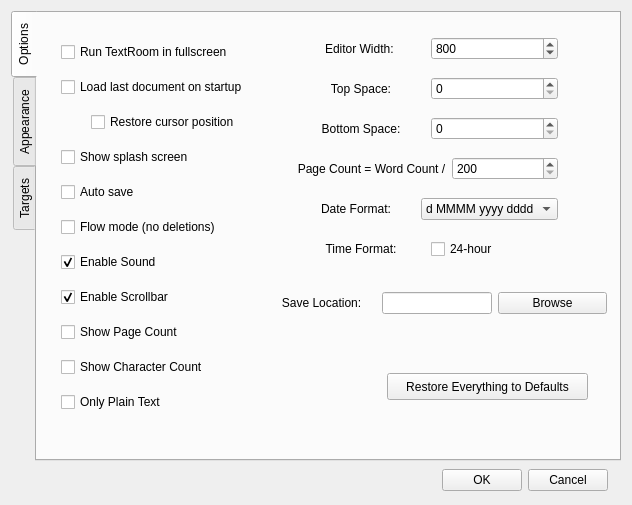
Above: src/ui/optionsdialog.ui from ShadowIce/textroom before the change. Below: the same form after it.
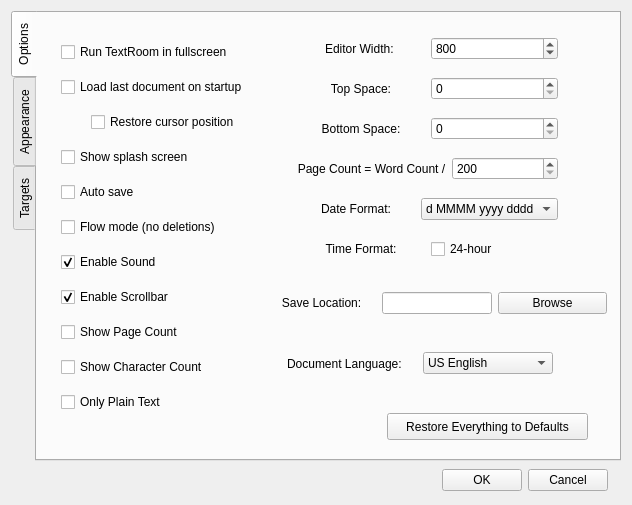
That is the form after the change.

```diff
--- a/src/ui/optionsdialog.ui
+++ b/src/ui/optionsdialog.ui
@@ -588,7 +588,7 @@
        <property name="geometry">
         <rect>
          <x>350</x>
-         <y>360</y>
+         <y>400</y>
          <width>201</width>
          <height>27</height>
         </rect>
@@ -597,6 +597,45 @@
         <string>Restore Everything to Defaults</string>
        </property>
       </widget>
+      <widget class="QWidget" name="horizontalLayoutWidget_2">
+       <property name="geometry">
+        <rect>
+         <x>250</x>
+         <y>330</y>
+         <width>266</width>
+         <height>41</height>
+        </rect>
+       </property>
+       <layout class="QHBoxLayout" name="horizontalLayout_2">
+        <item>
+         <widget class="QLabel" name="label_13">
+          <property name="text">
+           <string>Document Language:</string>
+          </property>
+         </widget>
+        </item>
+        <item>
+         <widget class="QComboBox" name="languageComboBox">
+          <property name="minimumSize">
+           <size>
+            <width>120</width>
+            <height>0</height>
+           </size>
+          </property>
+          <item>
+           <property name="text">
+            <string>US English</string>
+           </property>
+          </item>
+          <item>
+           <property name="text">
+            <string>Türkçe</string>
+           </property>
+          </item>
+         </widget>
+        </item>
+       </layout>
+      </widget>
      </widget>
      <widget class="QWidget" name="tab">
       <attribute name="title">
```
